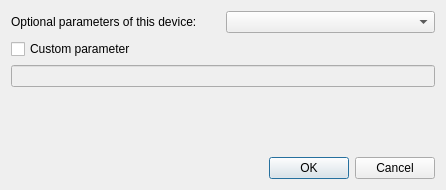
This is tools/setupfiletool/ui/dialogs/addparameterdialog.ui in mlz-ictrl/nicos as Qt 5 draws it before an edit. The edited form follows.
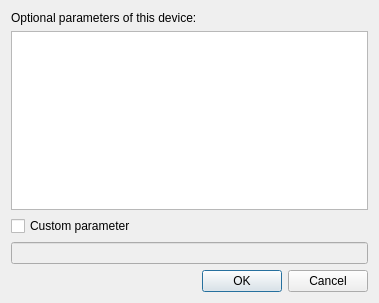
This is the edited form.

```diff
--- a/tools/setupfiletool/ui/dialogs/addparameterdialog.ui
+++ b/tools/setupfiletool/ui/dialogs/addparameterdialog.ui
@@ -6,8 +6,8 @@
    <rect>
     <x>0</x>
     <y>0</y>
-    <width>446</width>
-    <height>190</height>
+    <width>379</width>
+    <height>303</height>
    </rect>
   </property>
   <property name="windowTitle">
@@ -15,8 +15,6 @@
   </property>
   <layout class="QVBoxLayout" name="verticalLayout">
    <item>
-    <layout class="QHBoxLayout" name="horizontalLayout">
-     <item>
       <widget class="QLabel" name="labelHeader">
        <property name="text">
         <string>Optional parameters of this device:</string>
@@ -24,9 +22,7 @@
       </widget>
      </item>
      <item>
-      <widget class="QComboBox" name="comboBoxSelectParameter"/>
-     </item>
-    </layout>
+    <widget class="QListWidget" name="listWidgetSelectParameter"/>
    </item>
    <item>
     <widget class="QCheckBox" name="checkBoxCustomParameter">
@@ -42,19 +38,6 @@
      </property>
     </widget>
    </item>
-   <item>
-    <spacer name="verticalSpacer">
-     <property name="orientation">
-      <enum>Qt::Vertical</enum>
-     </property>
-     <property name="sizeHint" stdset="0">
-      <size>
-       <width>20</width>
-       <height>40</height>
-      </size>
-     </property>
-    </spacer>
-   </item>
    <item>
     <widget class="QDialogButtonBox" name="buttonBox">
      <property name="orientation">
```
Lines whose indentation alone changed are shown as unchanged.
